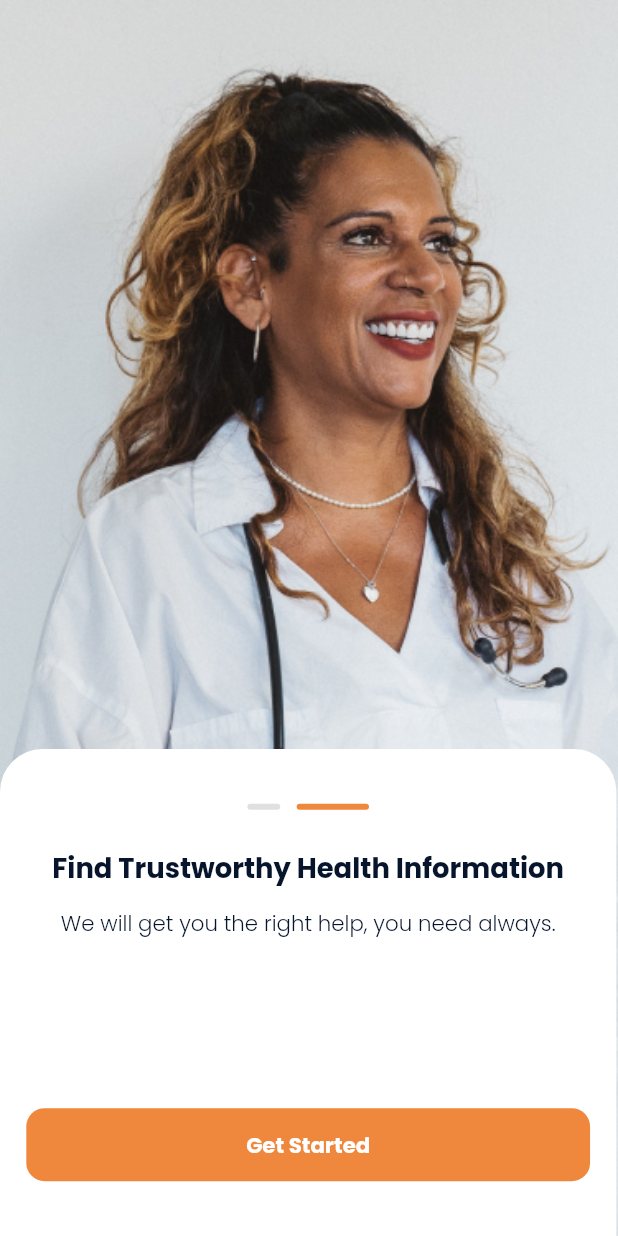
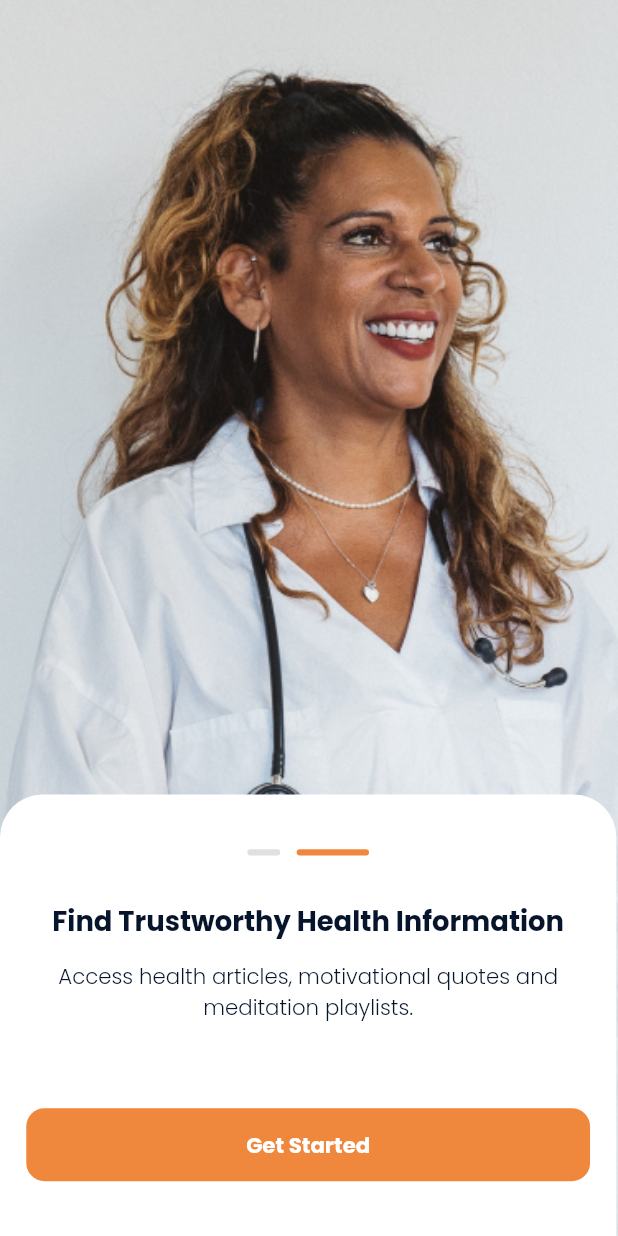
Before and after one commit to BounceRepository/BounceMobileV2, a Flutter app: the screen it shows after launch, swiped to page 2, on a phone screen of 412 x 824 dp. Run offline on Flutter 3.47's test engine with Material 2 defaults, Android fonts, the phone set to English and light mode, and no system bars; our stand-ins replace audioplayers, cached_network_image, dio, firebase_core, firebase_messaging, flutter_lorem and 10 more; missing offline and left inert: agora_uikit, all_validations_br, flutterwave_standard, image_picker_for_web, miniplayer, signalr_netcore; accounts and stored records are empty; project files that could hold a hidden picture were left out.

Commit message:
ui update

```diff
--- a/lib/src/modules/book_session/screens/book_session_payment_summary_bottomsheet.dart
+++ b/lib/src/modules/book_session/screens/book_session_payment_summary_bottomsheet.dart
@@ -2,7 +2,6 @@ import 'package:bounce_patient_app/src/modules/book_session/controllers/controll
 import 'package:bounce_patient_app/src/modules/book_session/models/session.dart';
 import 'package:bounce_patient_app/src/modules/book_session/models/therapist.dart';
 import 'package:bounce_patient_app/src/modules/dashboard/screens/dashboard_view.dart';
-import 'package:bounce_patient_app/src/modules/reviews/screens/add_review_bottomsheet.dart';
 import 'package:bounce_patient_app/src/modules/wallet/models/payment.dart';
 import 'package:bounce_patient_app/src/modules/wallet/models/payment_dto.dart';
 import 'package:bounce_patient_app/src/modules/wallet/services/impls/flutterwave_payment_service.dart';
@@ -116,7 +115,6 @@ class _BodyState extends State<_Body> {
       await controller.confirmAppointment(trxRef);
       AppNavigator.removeAllUntil(context, const DashboardView());
       Messenger.success(message: 'Booking Successfull');
-      showAddReviewBottomsheet(context: context, therapist: widget.therapist);
       setState(() => isLoading = false);
     } on Failure catch (e) {
       setState(() => isLoading = false);
--- a/lib/src/modules/book_session/screens/booking_payment_view.dart
+++ b/lib/src/modules/book_session/screens/booking_payment_view.dart
@@ -90,14 +90,14 @@ class _PayNowView extends StatelessWidget {
           ),
           SizedBox(height: 52.h),
           AmountChargedTile(
-              title: 'Total charge', amount: therapist.serviceChargePerHour + 250),
+              title: 'Total charge', amount: therapist.serviceChargePerHour - 250),
           SizedBox(height: 30.h),
           AppButton(
             label: 'Pay Now',
             onTap: () => showBookSessionPaymentSummaryBottomsheet(
               context: context,
               therapist: therapist,
-              amount: therapist.serviceChargePerHour + 250,
+              amount: therapist.serviceChargePerHour - 250,
             ),
           ),
           SizedBox(height: 40.h),
--- a/lib/src/modules/dashboard/screens/home_screen.dart
+++ b/lib/src/modules/dashboard/screens/home_screen.dart
@@ -18,6 +18,7 @@ import 'package:bounce_patient_app/src/shared/styles/colors.dart';
 import 'package:bounce_patient_app/src/shared/styles/spacing.dart';
 import 'package:bounce_patient_app/src/shared/styles/text.dart';
 import 'package:bounce_patient_app/src/shared/utils/navigator.dart';
+import 'package:bounce_patient_app/src/shared/utils/utils.dart';
 import 'package:bounce_patient_app/src/shared/widgets/others/default_app_image.dart';
 import 'package:flutter/material.dart';
 import 'package:flutter/services.dart';
@@ -162,7 +163,7 @@ class _ProfileHeaderSection extends StatelessWidget {
             mainAxisAlignment: MainAxisAlignment.center,
             children: [
               Text(
-                'Good Afternoon,',
+                Utils.greeting(),
                 style: AppText.bold400(context).copyWith(
                   fontSize: 18.sp,
                 ),
--- a/lib/src/modules/onboarding/controllers/onboarding_controller.dart
+++ b/lib/src/modules/onboarding/controllers/onboarding_controller.dart
@@ -17,7 +17,8 @@ class OnboardingController extends ChangeNotifier {
     ),
     Onboarding(
       title: 'Find Trustworthy Health Information',
-      description: 'We will get you the right help, you need always.',
+      description:
+          'Access health articles, motivational quotes and meditation playlists.',
       image: OnboardingImages.image2,
     ),
   ];
--- a/lib/src/modules/onboarding/screens/onboarding_screen.dart
+++ b/lib/src/modules/onboarding/screens/onboarding_screen.dart
@@ -77,7 +77,7 @@ class _ContentView extends StatelessWidget {
       final currentOnboarding = controller.currentOnboarding;
 
       return Container(
-        height: 320.h,
+        height: 290.h,
         width: 375.w,
         padding: EdgeInsets.symmetric(
           vertical: 36.h,
@@ -93,7 +93,7 @@ class _ContentView extends StatelessWidget {
         child: Column(
           children: [
             const _Indicator(),
-            SizedBox(height: 25.h),
+            SizedBox(height: 30.h),
             Text(
               currentOnboarding.title,
               textAlign: TextAlign.center,
--- a/lib/src/modules/wallet/services/impls/wallet_service_impl.dart
+++ b/lib/src/modules/wallet/services/impls/wallet_service_impl.dart
@@ -40,7 +40,7 @@ class WalletServiceImpl implements IWalletService {
 
   @override
   Future<TransactionRef> initiateTopUp(double amount) async {
-    var body = {"amount": amount};
+    var body = {"amount": amount.toInt()};
 
     try {
       final response = await _api.post(WalletApiURLS.topUp, body: body);
--- a/lib/src/shared/utils/app_constants.dart
+++ b/lib/src/shared/utils/app_constants.dart
@@ -42,6 +42,7 @@ class AppConstants {
     'Taraba',
     'Yobe',
     'Zamfara',
+    'FCT',
   ];
 
   static const moods = [
```
Also changed, not shown: lib/src/shared/utils/utils.dart (+11 -0 lines).
